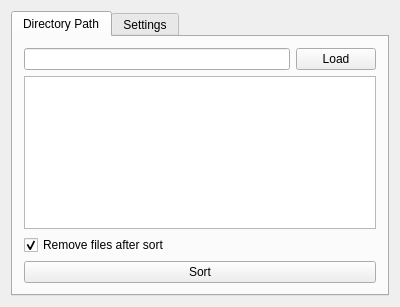
doctarhyf/filz, file widget.ui: the form before one commit.
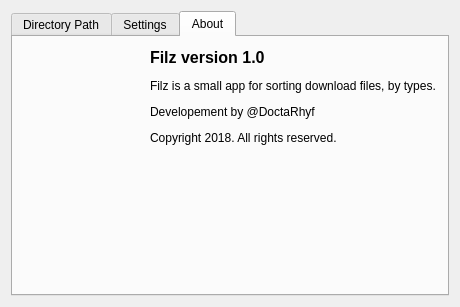
The form after the commit. The open tabs and pages were chosen to show the change. Icons and pictures are not drawn.

Patch:
```diff
--- a/widget.ui
+++ b/widget.ui
@@ -6,7 +6,7 @@
    <rect>
     <x>0</x>
     <y>0</y>
-    <width>400</width>
+    <width>430</width>
     <height>307</height>
    </rect>
   </property>
@@ -84,6 +84,75 @@
        </item>
       </layout>
      </widget>
+     <widget class="QWidget" name="tab_3">
+      <attribute name="title">
+       <string>About</string>
+      </attribute>
+      <layout class="QVBoxLayout" name="verticalLayout_6">
+       <item>
+        <layout class="QHBoxLayout" name="horizontalLayout_2">
+         <item>
+          <layout class="QVBoxLayout" name="verticalLayout_5">
+           <item>
+            <widget class="QLabel" name="label">
+             <property name="minimumSize">
+              <size>
+               <width>120</width>
+               <height>120</height>
+              </size>
+             </property>
+             <property name="maximumSize">
+              <size>
+               <width>120</width>
+               <height>120</height>
+              </size>
+             </property>
+             <property name="text">
+              <string/>
+             </property>
+             <property name="pixmap">
+              <pixmap resource="res.qrc">:/img/ic_folder.png</pixmap>
+             </property>
+             <property name="scaledContents">
+              <bool>true</bool>
+             </property>
+             <property name="alignment">
+              <set>Qt::AlignLeading|Qt::AlignLeft|Qt::AlignTop</set>
+             </property>
+            </widget>
+           </item>
+           <item>
+            <spacer name="verticalSpacer">
+             <property name="orientation">
+              <enum>Qt::Vertical</enum>
+             </property>
+             <property name="sizeHint" stdset="0">
+              <size>
+               <width>20</width>
+               <height>40</height>
+              </size>
+             </property>
+            </spacer>
+           </item>
+          </layout>
+         </item>
+         <item>
+          <widget class="QLabel" name="label_2">
+           <property name="text">
+            <string>&lt;html&gt;&lt;head/&gt;&lt;body&gt;&lt;p&gt;&lt;span style=&quot; font-size:12pt; font-weight:600;&quot;&gt;Filz version 1.0&lt;/span&gt;&lt;/p&gt;&lt;p style=&quot;line-height:1em;&quot;&gt;Filz is a small app for sorting download files, by types.&lt;/p&gt;&lt;p&gt;Developement by @DoctaRhyf&lt;/p&gt;&lt;p&gt;Copyright 2018. All rights reserved.&lt;/p&gt;&lt;/body&gt;&lt;/html&gt;</string>
+           </property>
+           <property name="scaledContents">
+            <bool>false</bool>
+           </property>
+           <property name="alignment">
+            <set>Qt::AlignLeading|Qt::AlignLeft|Qt::AlignTop</set>
+           </property>
+          </widget>
+         </item>
+        </layout>
+       </item>
+      </layout>
+     </widget>
     </widget>
    </item>
   </layout>
```
Left out of the diff: 8 changed lines with no effect on the pictures.
